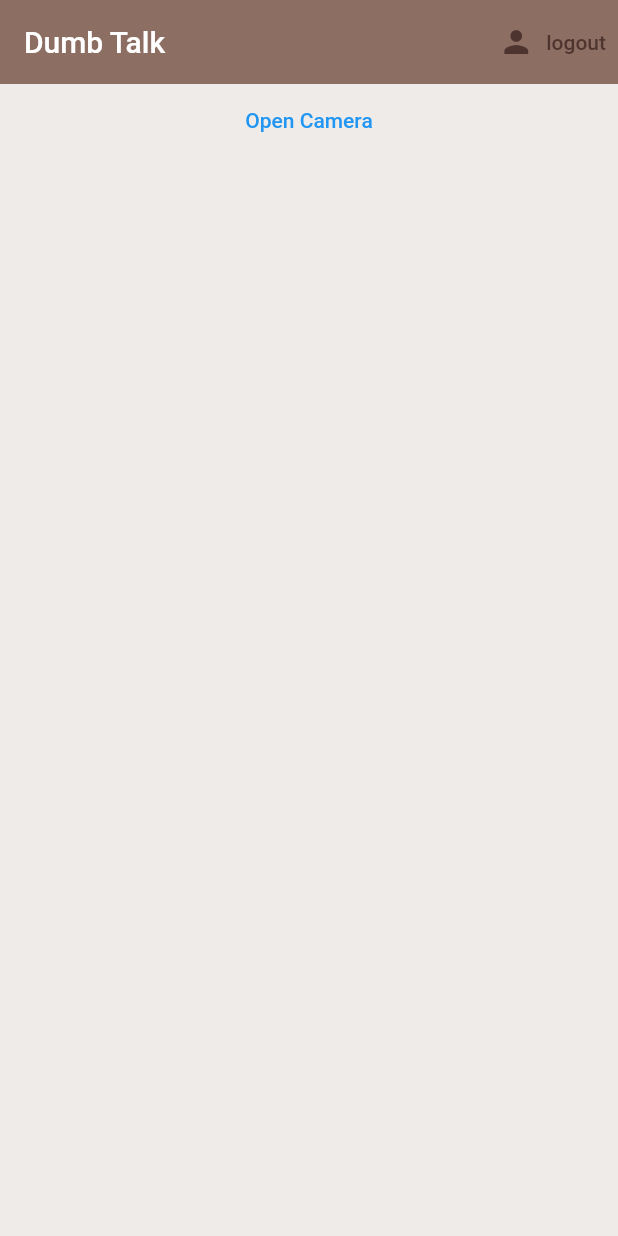
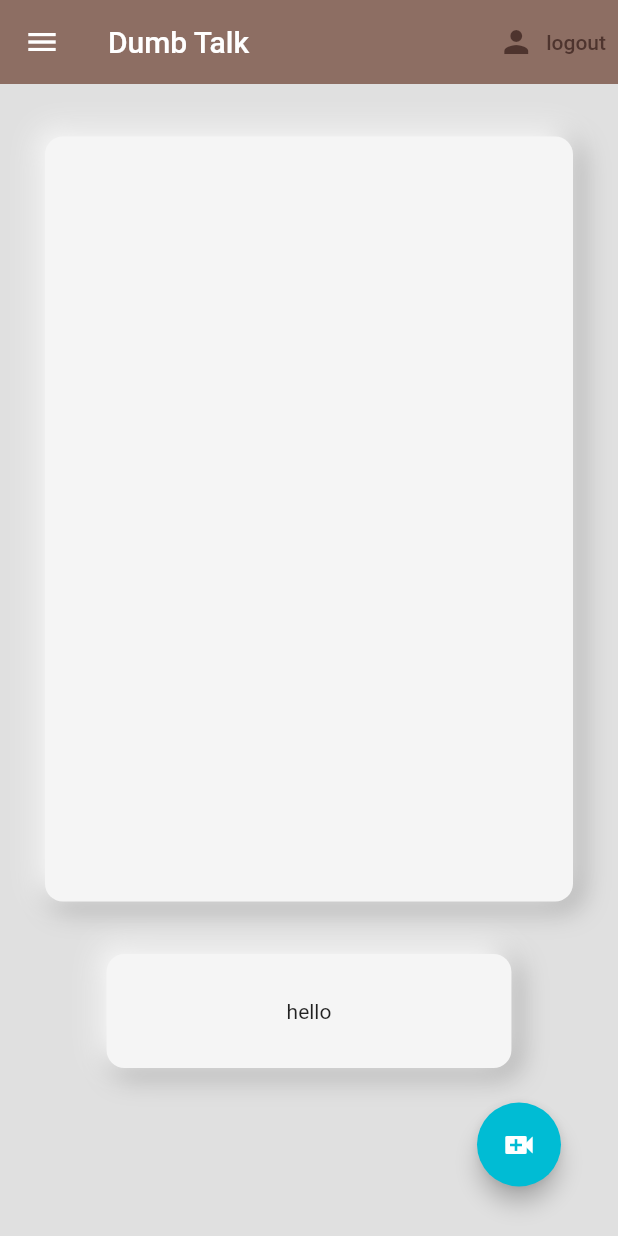
Before and after one commit to Ankush1816/Sign_Detection, a Flutter app: the screen it shows once a user with an empty profile is signed in, on a phone screen of 412 x 824 dp. Run offline on Flutter 3.47's test engine with Material 2 defaults, Android fonts, the phone set to English and light mode, and no system bars; our stand-ins replace firebase_auth, firebase_core, flutter_spinkit, image_picker; accounts and stored records are empty.

Commit message:
ML model added and Homepage UI created

```diff
--- /dev/null
+++ b/assets/labels.txt
@@ -0,0 +1,26 @@
+0 A
+1 B
+2 C
+3 D
+4 E
+5 F
+6 G
+7 H
+8 I
+9 J
+10 K
+11 L
+12 M
+13 N
+14 O
+15 P
+16 Q
+17 R
+18 S
+19 T
+20 U
+21 V
+22 W
+23 X
+24 Y
+25 Z
--- a/lib/screens/home/home.dart
+++ b/lib/screens/home/home.dart
@@ -1,9 +1,13 @@
+
+
 import 'package:brew_for_crew/services/auth.dart';
 import 'package:flutter/material.dart';
+import 'package:image_picker/image_picker.dart';
 import 'dumb_home.dart';
 
 class Home extends StatelessWidget {
   final AuthService _auth = AuthService();
+
 
   @override
   Widget build(BuildContext context) {
@@ -13,7 +17,7 @@ class Home extends StatelessWidget {
       //   catchError: (_, __) => null,
       //   child:
       Scaffold(
-      backgroundColor: Colors.brown[50],
+        backgroundColor: Colors.grey[300],
         appBar: AppBar(
             title: Text('Dumb Talk'),
             backgroundColor: Colors.brown[400],
@@ -30,13 +34,101 @@ class Home extends StatelessWidget {
                 label: Text('logout', style: TextStyle(color: Colors.brown[800])),
               )
             ]),
-      body: Container(
-          child: ListView(children: [
-        TextButton(
-          onPressed: () {},
-          child: Text("Open Camera"),
+        drawer: Drawer(
+            child: Container(
+              child: Column(mainAxisAlignment: MainAxisAlignment.start, children: [
+                Padding(
+                  padding: EdgeInsets.all(15.0),
+                  child: CircleAvatar(
+                    minRadius: 50,
                   ),
-      ])),
+                ),
+                SizedBox(height: 15),
+                Padding(
+                  padding: EdgeInsets.all(18.0),
+                  child: Column(
+                    children: [Text('data')],
+                  ),
+                ),
+              ]),
+            )),
+        body: SingleChildScrollView(
+          child: Container(
+            margin: EdgeInsets.only(top: 20, left: 30, right: 30),
+            child: Column(
+              children: [
+                SizedBox(
+                  height: 15,
+                ),
+                Container(
+                  child: Container(
+                    height: 350,
+                    width: 350,
+                  ),
+                  padding: EdgeInsets.only(
+                      left: 150, right: 150, top: 80, bottom: 80),
+                  decoration: BoxDecoration(
+                    color: Colors.grey[100],
+                    borderRadius: BorderRadius.circular(12),
+                    boxShadow: [
+                      BoxShadow(
+                        color: Colors.grey.shade500,
+                        offset: Offset(4, 4),
+                        blurRadius: 15,
+                        spreadRadius: 1,
+                      ),
+                      BoxShadow(
+                        color: Colors.white,
+                        offset: Offset(-4, -4),
+                        blurRadius: 15,
+                        spreadRadius: 1,
+                      ),
+                    ],
+                  ),
+                ),
+                SizedBox(
+                  height: 35,
+                ),
+                Container(
+                  child: Text('hello'),
+                  padding:
+                  EdgeInsets.only(left: 120, right: 120, top: 30, bottom: 30),
+                  decoration: BoxDecoration(
+                    color: Colors.grey[100],
+                    borderRadius: BorderRadius.circular(12),
+                    boxShadow: [
+                      BoxShadow(
+                        color: Colors.grey.shade500,
+                        offset: Offset(4, 4),
+                        blurRadius: 15,
+                        spreadRadius: 1,
+                      ),
+                      BoxShadow(
+                        color: Colors.white,
+                        offset: Offset(-4, -4),
+                        blurRadius: 15,
+                        spreadRadius: 1,
+                      ),
+                    ],
+                  ),
+                ),
+                SizedBox(height: 15,),
+                Padding(
+                  padding: const EdgeInsets.only(left: 280.0,top: 8),
+                  child: FloatingActionButton(
+                    backgroundColor: Colors.cyan,
+                    hoverColor: Colors.brown[300],
+                    onPressed: () {
+                      // Add your onPressed code here!
+                    },
+                    child: const Icon(Icons.video_call),
+                  ),
+                )
+              ],
+            ),
+          ),
+        ),
+
       );
   }
 }
```
Also changed, not shown: pubspec.yaml (+10 -1 lines), pubspec.lock, 2 other files. Lines whose indentation alone changed are shown as unchanged.
